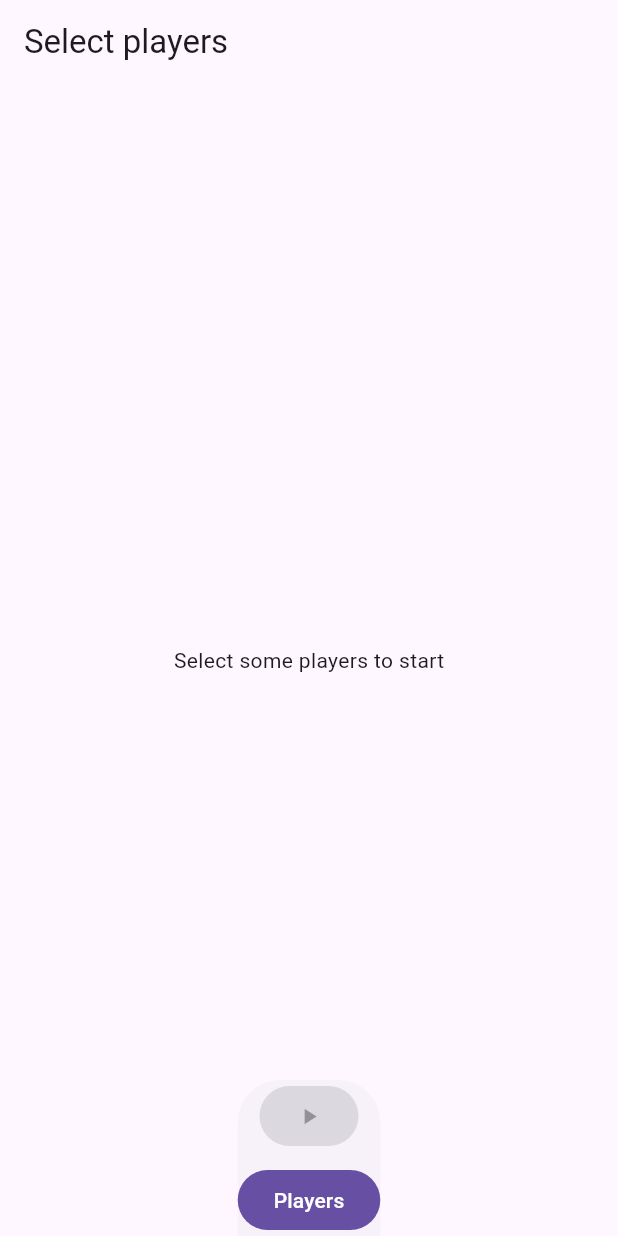
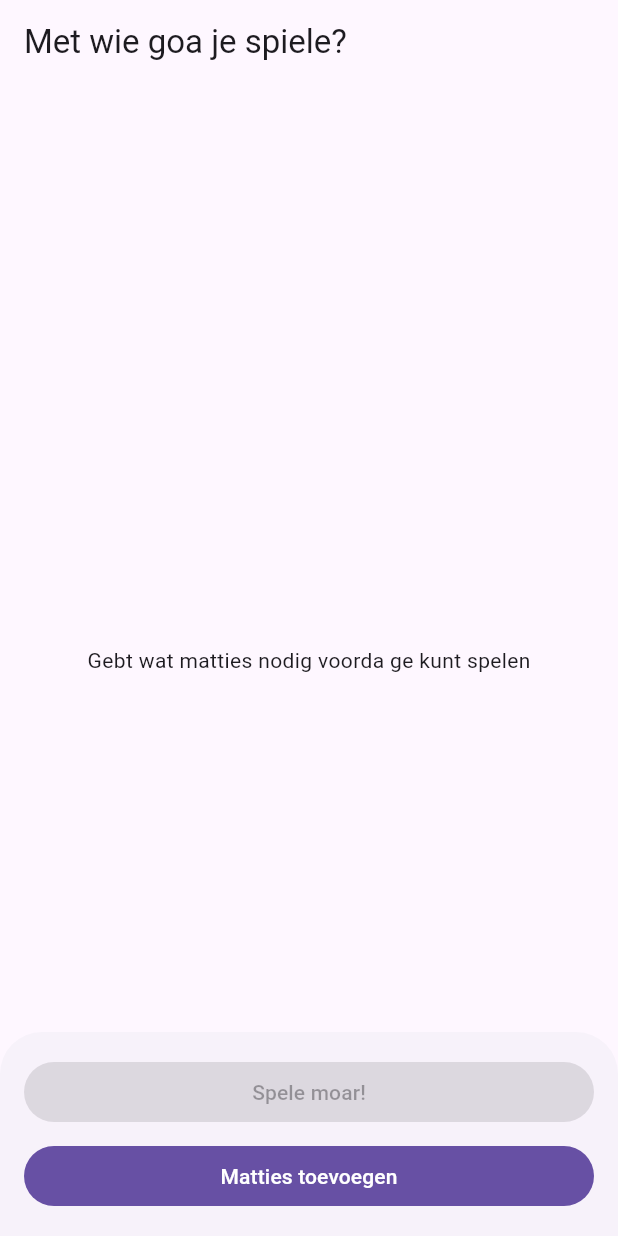
Before and after one commit to PlatyByte/matties_app, a Flutter app: the screen it shows after launch, on a phone screen of 412 x 824 dp. Run offline on Flutter 3.47's test engine with Material 3 defaults, Android fonts, the phone set to English and light mode, and no system bars; our stand-ins replace bloc, equatable, flutter_bloc, flutter_form_builder, form_builder_validators, go_router; generated files the repository leaves out were written again.

Commit message:
Add some more stuff

```diff
--- a/lib/core/model/matties.dart
+++ b/lib/core/model/matties.dart
@@ -1,8 +1,26 @@
 enum Matties {
-  pj,
-  bramC,
-  bramT,
+  pj('ppj'),
+  bramC('Broemst'),
+  bramT('Taelman'),
+  stijn('Stijn'),
+  eline('Eline'),
+  linde('Lindsey'),
+  robbert('Robèrt'),
+  anuki('Anuki'),
+  dries('Dries'),
+  eva('Eva'),
+  hanne('Hanne'),
+  jente('Jente'),
+  matthias('Chouki'),
+  michael('Mikkels'),
+  robbe('Robbe'),
+  sarah('Sarah'),
+  thomas('Thomaconda'),
   ;
+
+  const Matties(this.name);
+
+  final String name;
 
   static Matties fromString(String name) =>
       Matties.values.firstWhere((element) => element.name == name);
--- a/lib/features/boerenbridge/view/player_select_page.dart
+++ b/lib/features/boerenbridge/view/player_select_page.dart
@@ -14,7 +14,10 @@ class PlayerSelectPage extends StatelessWidget {
       appBar: AppBar(
         title: Text(l10n.playersSelectTitle),
       ),
-      bottomSheet: const Column(
+      bottomSheet: const Padding(
+        padding: EdgeInsets.all(16),
+        child: Column(
+          crossAxisAlignment: CrossAxisAlignment.stretch,
           mainAxisSize: MainAxisSize.min,
           children: [
             StartGameButton(),
@@ -22,11 +25,12 @@ class PlayerSelectPage extends StatelessWidget {
             ManagePlayersButton(),
           ],
         ),
+      ),
       body: BlocBuilder<BoerenbridgeBloc, BoerenbridgeState>(
         builder: (context, state) {
           if (state.players.isEmpty) {
             return const Center(
-              child: Text('Select some players to start'),
+              child: Text('Gebt wat matties nodig voorda ge kunt spelen'),
             );
           }
           return ReorderableListView(
--- a/lib/features/boerenbridge/widgets/manage_players_button.dart
+++ b/lib/features/boerenbridge/widgets/manage_players_button.dart
@@ -11,7 +11,7 @@ class ManagePlayersButton extends StatelessWidget {
   @override
   Widget build(BuildContext context) {
     return FilledButton(
-      child: const Text('Players'),
+      child: const Text('Matties toevoegen'),
       onPressed: () => _showDialog(context),
     );
   }
@@ -28,7 +28,7 @@ class ManagePlayersButton extends StatelessWidget {
                 actions: [
                   FilledButton(
                     onPressed: () => Navigator.of(context).pop(),
-                    child: const Text('Done'),
+                    child: const Text('Geried'),
                   ),
                 ],
                 content: SizedBox(
--- a/lib/features/boerenbridge/widgets/start_game_button.dart
+++ b/lib/features/boerenbridge/widgets/start_game_button.dart
@@ -14,7 +14,7 @@ class StartGameButton extends StatelessWidget {
           onPressed: !enoughPlayers
               ? null
               : () => context.read<BoerenbridgeBloc>().add(StartPlayingEvent()),
-          child: const Icon(Icons.play_arrow),
+          child: const Text('Spele moar!'),
         );
       },
     );
--- a/lib/l10n/arb/app_en.arb
+++ b/lib/l10n/arb/app_en.arb
@@ -1,5 +1,5 @@
 {
-  "playersSelectTitle": "Select players",
+  "playersSelectTitle": "Met wie goa je spiele?",
   "playersSelectSelectedPlayers": "Selected matties",
   "playersSelectAllPlayers": "Matties"
 }
```
Also changed, not shown: lib/features/boerenbridge/widgets/score_form.dart (+10 -7 lines). Lines whose indentation alone changed are shown as unchanged.
